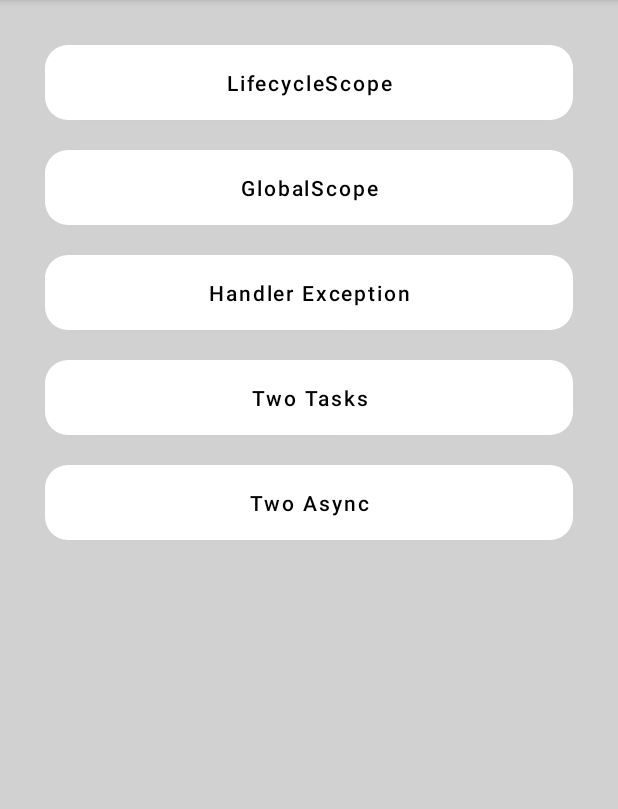
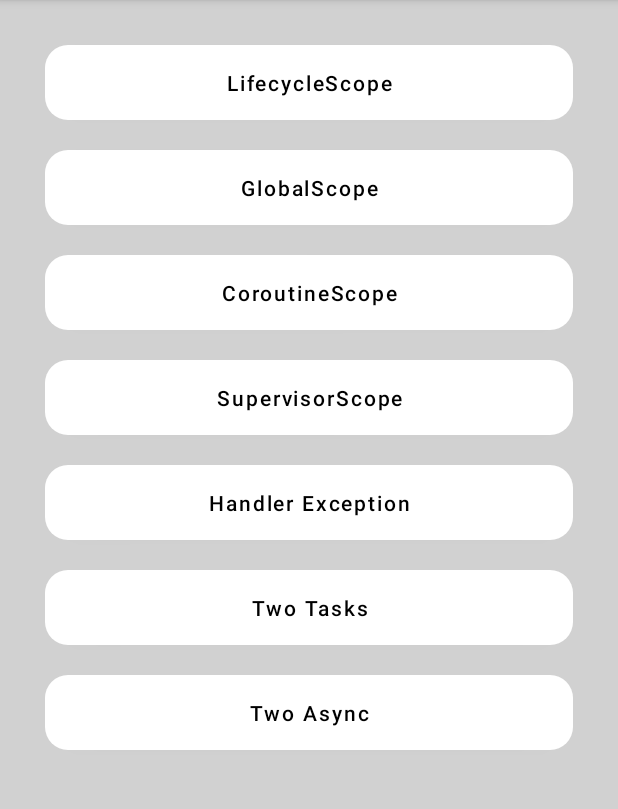
Before and after one commit to shruddms/CoroutineSample, an Android app: the BasicTestActivity screen opened directly, with no data from a screen before it, on a phone screen of 412 x 824 dp, the part 84-893 px from its top. Run offline under Robolectric (Android 15) with nearby library versions, the phone set to English and light mode, and no system bars; our stand-ins replace Timber.

Commit message:
Feat : Add supervisorScope

```diff
--- a/app/src/main/AndroidManifest.xml
+++ b/app/src/main/AndroidManifest.xml
@@ -14,7 +14,7 @@
         android:theme="@style/Theme.CoroutineSample"
         tools:targetApi="31">
         <activity
-            android:name=".BasicTestActivity"
+            android:name=".basic.BasicTestActivity"
             android:exported="false">
             <meta-data
                 android:name="android.app.lib_name"
--- a/app/src/main/java/com/kyungeun/coroutinesample/MainActivity.kt
+++ b/app/src/main/java/com/kyungeun/coroutinesample/MainActivity.kt
@@ -3,6 +3,7 @@ package com.kyungeun.coroutinesample
 import android.content.Intent
 import android.os.Bundle
 import androidx.appcompat.app.AppCompatActivity
+import com.kyungeun.coroutinesample.basic.BasicTestActivity
 import com.kyungeun.coroutinesample.databinding.ActivityMainBinding
 
 class MainActivity : AppCompatActivity() {
--- a/app/src/main/res/layout/activity_basic_test.xml
+++ b/app/src/main/res/layout/activity_basic_test.xml
@@ -4,7 +4,7 @@
     xmlns:tools="http://schemas.android.com/tools"
     android:layout_width="match_parent"
     android:layout_height="match_parent"
-    tools:context=".BasicTestActivity"
+    tools:context=".basic.BasicTestActivity"
     android:background="@color/gray">
 
     <LinearLayout
@@ -26,6 +26,26 @@
         <Button
             android:id="@+id/btn_global_scope"
             android:text="@string/global_scope"
+            android:layout_width="match_parent"
+            android:layout_height="50dp"
+            android:layout_margin="10dp"
+            android:textColor="@color/black"
+            android:textAllCaps="false"
+            app:backgroundTint="@null"
+            android:background="@drawable/btn_white"/>
+        <Button
+            android:id="@+id/btn_coroutine_scope"
+            android:text="@string/coroutine_scope"
+            android:layout_width="match_parent"
+            android:layout_height="50dp"
+            android:layout_margin="10dp"
+            android:textColor="@color/black"
+            android:textAllCaps="false"
+            app:backgroundTint="@null"
+            android:background="@drawable/btn_white"/>
+        <Button
+            android:id="@+id/btn_supervisor_scope"
+            android:text="@string/supervisor_scope"
             android:layout_width="match_parent"
             android:layout_height="50dp"
             android:layout_margin="10dp"
--- a/app/src/main/res/values-night/themes.xml
+++ b/app/src/main/res/values-night/themes.xml
@@ -1,4 +1,4 @@
-<resources xmlns:tools="http://schemas.android.com/tools">
+<resources>
     <!-- Base application theme. -->
     <style name="Theme.CoroutineSample" parent="Theme.MaterialComponents.DayNight.DarkActionBar">
         <!-- Primary brand color. -->
--- a/app/src/main/res/values/strings.xml
+++ b/app/src/main/res/values/strings.xml
@@ -12,6 +12,8 @@
 
     <string name="lifecycle_scope">LifecycleScope</string>
     <string name="global_scope">GlobalScope</string>
+    <string name="coroutine_scope">CoroutineScope</string>
+    <string name="supervisor_scope">SupervisorScope</string>
     <string name="handler_exception">Handler Exception</string>
     <string name="two_tasks">Two Tasks</string>
     <string name="two_async">Two Async</string>
--- a/app/src/main/res/values/themes.xml
+++ b/app/src/main/res/values/themes.xml
@@ -1,4 +1,4 @@
-<resources xmlns:tools="http://schemas.android.com/tools">
+<resources>
     <!-- Base application theme. -->
     <style name="Theme.CoroutineSample" parent="Theme.MaterialComponents.DayNight.DarkActionBar">
         <!-- Primary brand color. -->
```
Also changed, not shown: app/src/main/java/com/kyungeun/coroutinesample/basic/BasicTestActivity.kt (renamed from app/src/main/java/com/kyungeun/coroutinesample/BasicTestActivity.kt, +58 -10 lines), 2 other files.
